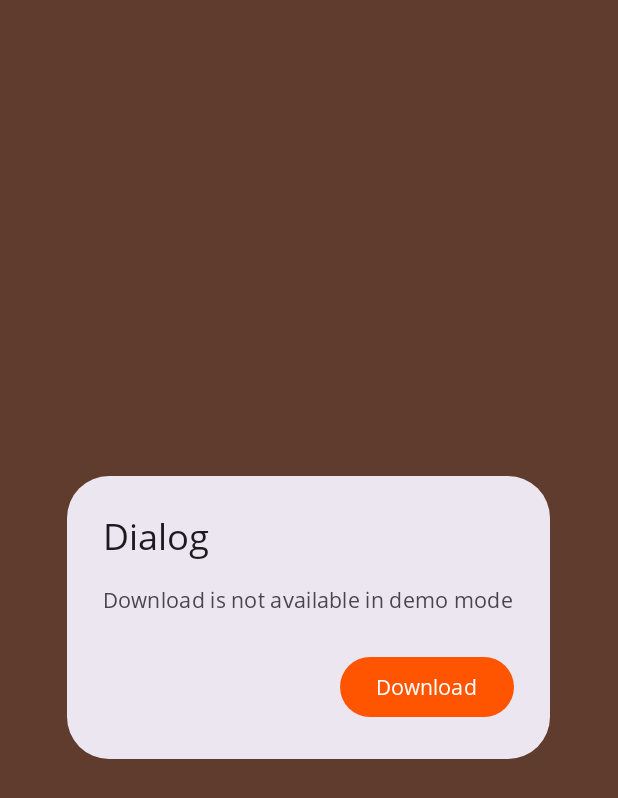
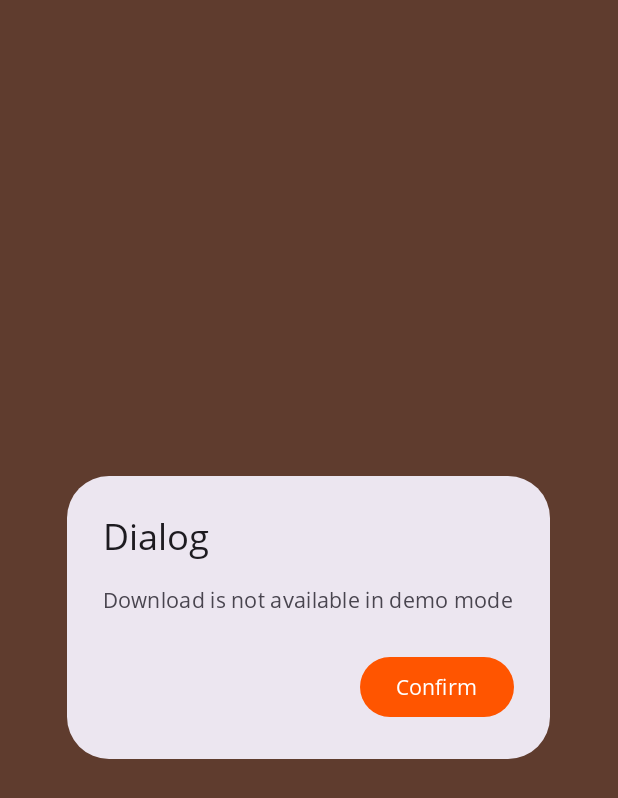
Before and after one commit to fvspcarvalho/Challenge, an Android app built with Jetpack Compose: the composable MyAlertDialog shown on its own in the app's theme, on a phone screen of 412 x 824 dp. Shown: the top 798 px of the screen. Run offline under Robolectric (Android 15) with nearby library versions, the phone set to English and light mode, and no system bars; pictures from the network do not load; 3 statements that could not run were skipped.

```diff
--- a/app/src/main/java/com/example/aptoidedemo/presentation/ui/resources/Composables.kt
+++ b/app/src/main/java/com/example/aptoidedemo/presentation/ui/resources/Composables.kt
@@ -45,7 +45,7 @@ import kotlinx.coroutines.Dispatchers
 fun MyAlertDialog(
     title: String = stringResource(id = R.string.dialog_title),
     subTitle: String = stringResource(id = R.string.dialog_message),
-    btnTitle: String = stringResource(id = R.string.btn_dialog),
+    btnTitle: String = stringResource(id = R.string.dialog_button_message),
     onDismiss: () -> Unit,
 ) {
     AlertDialog(
```
